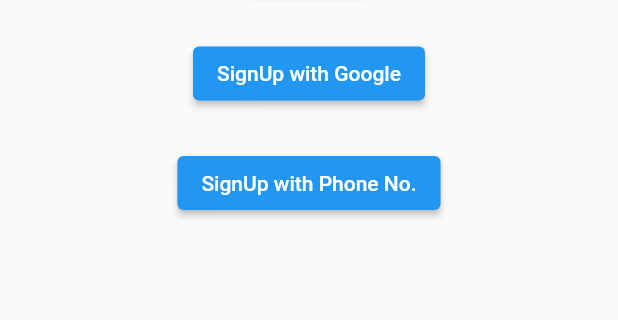
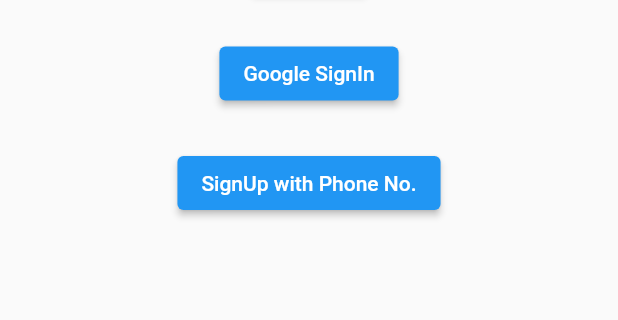
Before and after one commit to koushik310301/Authentication-Methods, a Flutter app: the screen it shows after launch, on a phone screen of 412 x 824 dp, the part 522-842 px from its top. Run offline on Flutter 3.47's test engine with Material 2 defaults, Android fonts, the phone set to English and light mode, and no system bars; our stand-ins replace firebase_auth, firebase_core, google_sign_in; accounts and stored records are empty.

Commit message:
2nd commit with mehul and nilesh

```diff
--- a/lib/Screens/Signup.dart
+++ b/lib/Screens/Signup.dart
@@ -71,7 +71,7 @@ class _SignupState extends State<Signup> {
             ),
             SizedBox(height: 25),
             ElevatedButton(
-              child: Text("SignUp with Google"),
+              child: Text("Google SignIn"),
               onPressed:()async {
                 dynamic result=await signInWithGoogle();
                 if(result!=null){
```
